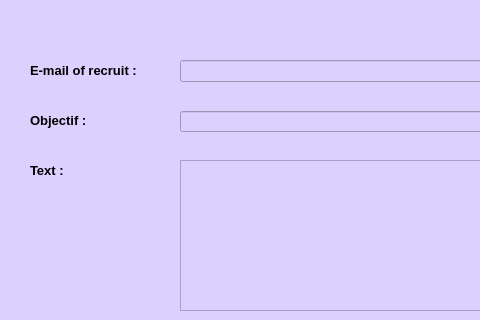
Qt form administration/dialog.ui (mahmoud-chebil/E-health-2A8) before a commit; both pictures show x 0 to 480 and y 0 to 320 of the 788 by 502 pixel window.
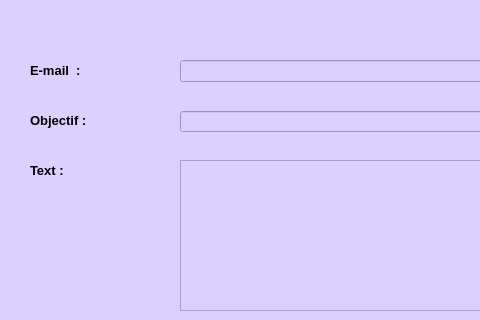
The same form after that commit.

What changed in the file:
```diff
--- a/administration/dialog.ui
+++ b/administration/dialog.ui
@@ -76,7 +76,7 @@
     </font>
    </property>
    <property name="text">
-    <string>E-mail of recruit :</string>
+    <string>E-mail  :</string>
    </property>
   </widget>
   <widget class="QLineEdit" name="lineEdit_objet">
```
